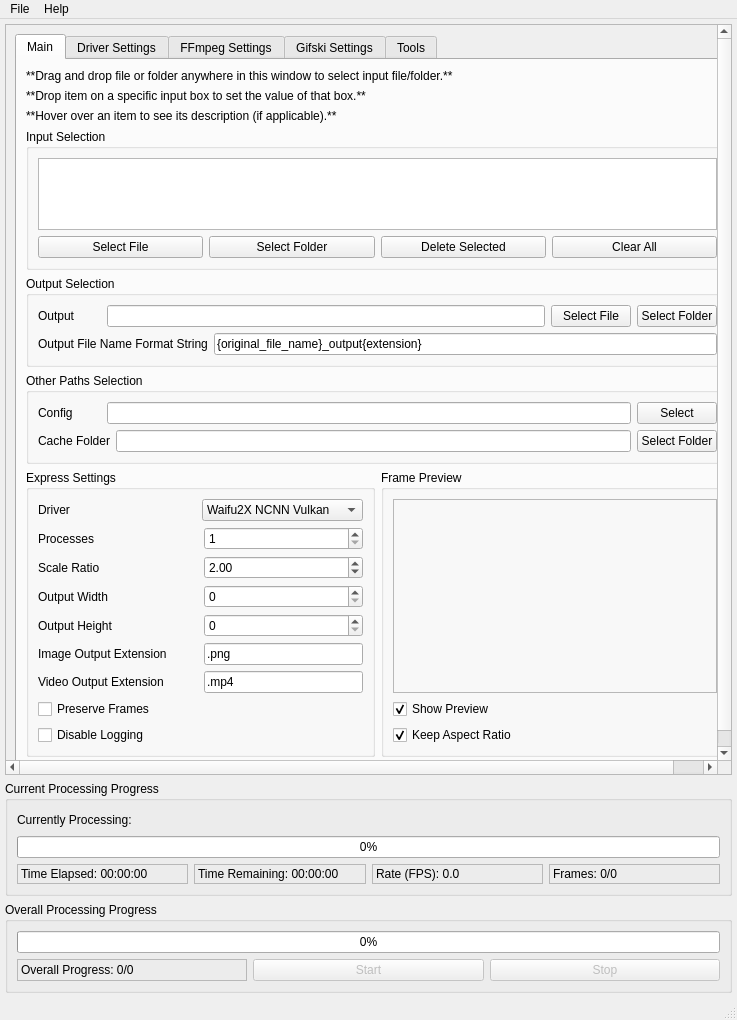
This is src/video2x_gui.ui in k4yt3x/video2x as Qt 5 draws it before an edit. The edited form follows.
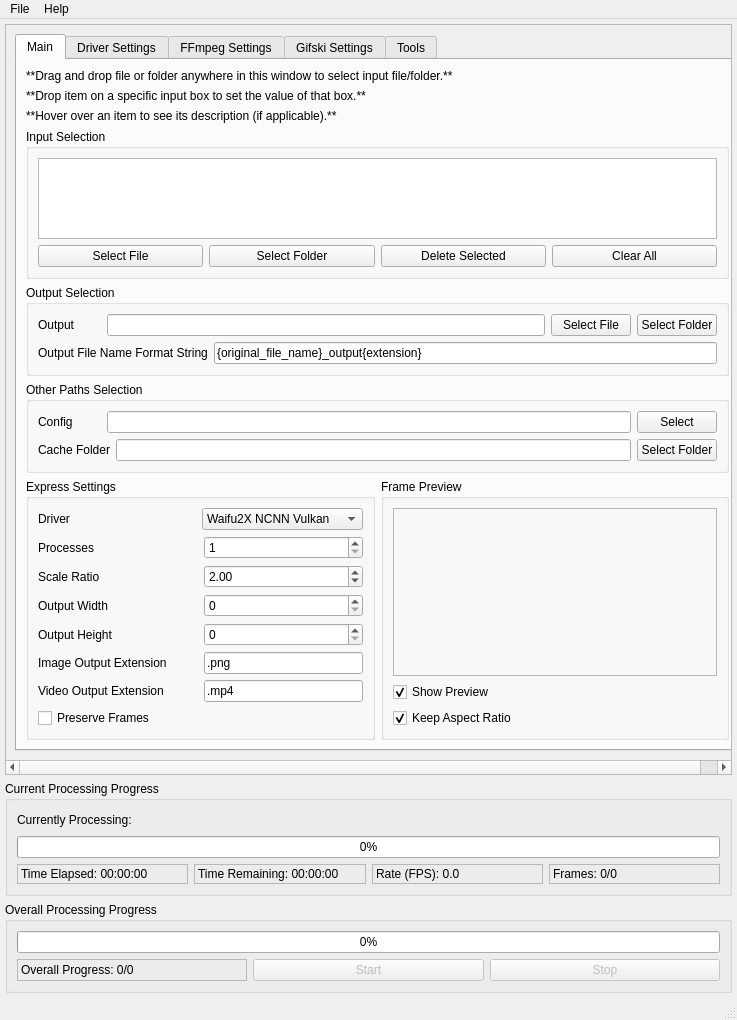
This is the edited form.

Commit message: enhanced logging and error reporting system

```diff
--- a/src/video2x_gui.ui
+++ b/src/video2x_gui.ui
@@ -558,13 +558,6 @@
                    </property>
                   </widget>
                  </item>
-                 <item>
-                  <widget class="QCheckBox" name="disableLoggingCheckBox">
-                   <property name="text">
-                    <string>Disable Logging</string>
-                   </property>
-                  </widget>
-                 </item>
                 </layout>
                </widget>
               </item>
```
The commit also changes 3 other files.
